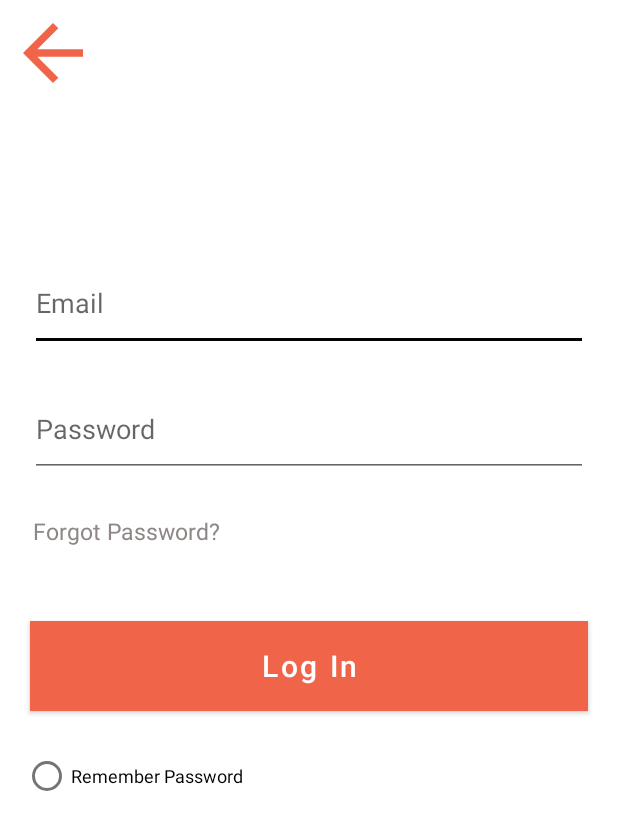
After one commit to QuantuMelon/BITS-G04, an Android app: the layout fragment_login.xml on its own in the app's theme, with its tools: preview values and no code run, on a phone screen of 412 x 824 dp. The commit adds this screen. Shown: the top 830 px of the screen. Run offline under Robolectric (Android 15) with nearby library versions, the phone set to English and light mode, and no system bars; Roboto replaces fonts that are not available here.

Commit message:
Created skeleton for login page, still needs work

```diff
--- /dev/null
+++ b/app/src/main/res/drawable/back_icon.xml
@@ -0,0 +1,5 @@
+<vector android:autoMirrored="true" android:height="24dp"
+    android:tint="#F06449" android:viewportHeight="24"
+    android:viewportWidth="24" android:width="24dp" xmlns:android="http://schemas.android.com/apk/res/android">
+    <path android:fillColor="@android:color/white" android:pathData="M20,11H7.83l5.59,-5.59L12,4l-8,8 8,8 1.41,-1.41L7.83,13H20v-2z"/>
+</vector>
--- /dev/null
+++ b/app/src/main/res/drawable/cancel_icon.xml
@@ -0,0 +1,5 @@
+<vector android:alpha="0.75" android:height="24dp"
+    android:tint="#F06449" android:viewportHeight="24"
+    android:viewportWidth="24" android:width="24dp" xmlns:android="http://schemas.android.com/apk/res/android">
+    <path android:fillColor="@android:color/white" android:pathData="M12,2C6.47,2 2,6.47 2,12s4.47,10 10,10 10,-4.47 10,-10S17.53,2 12,2zM17,15.59L15.59,17 12,13.41 8.41,17 7,15.59 10.59,12 7,8.41 8.41,7 12,10.59 15.59,7 17,8.41 13.41,12 17,15.59z"/>
+</vector>
--- /dev/null
+++ b/app/src/main/res/drawable/email_icon.xml
@@ -0,0 +1,5 @@
+<vector android:height="24dp" android:tint="#F06449"
+    android:viewportHeight="24" android:viewportWidth="24"
+    android:width="24dp" xmlns:android="http://schemas.android.com/apk/res/android">
+    <path android:fillColor="@android:color/white" android:pathData="M22,6c0,-1.1 -0.9,-2 -2,-2L4,4c-1.1,0 -2,0.9 -2,2v12c0,1.1 0.9,2 2,2h16c1.1,0 2,-0.9 2,-2L22,6zM20,6l-8,5 -8,-5h16zM20,18L4,18L4,8l8,5 8,-5v10z"/>
+</vector>
--- /dev/null
+++ b/app/src/main/res/drawable/lock_icon.xml
@@ -0,0 +1,5 @@
+<vector android:height="24dp" android:tint="#F06449"
+    android:viewportHeight="24" android:viewportWidth="24"
+    android:width="24dp" xmlns:android="http://schemas.android.com/apk/res/android">
+    <path android:fillColor="@android:color/white" android:pathData="M18,8h-1L17,6c0,-2.76 -2.24,-5 -5,-5S7,3.24 7,6v2L6,8c-1.1,0 -2,0.9 -2,2v10c0,1.1 0.9,2 2,2h12c1.1,0 2,-0.9 2,-2L20,10c0,-1.1 -0.9,-2 -2,-2zM9,6c0,-1.66 1.34,-3 3,-3s3,1.34 3,3v2L9,8L9,6zM18,20L6,20L6,10h12v10zM12,17c1.1,0 2,-0.9 2,-2s-0.9,-2 -2,-2 -2,0.9 -2,2 0.9,2 2,2z"/>
+</vector>
--- /dev/null
+++ b/app/src/main/res/layout/fragment_login.xml
@@ -0,0 +1,92 @@
+<?xml version="1.0" encoding="utf-8"?>
+<RelativeLayout xmlns:android="http://schemas.android.com/apk/res/android"
+    xmlns:tools="http://schemas.android.com/tools"
+    android:layout_width="match_parent"
+    android:layout_height="match_parent"
+    tools:context="MainActivity">
+
+    <EditText
+
+        android:id="@+id/email"
+        android:layout_width="match_parent"
+        android:layout_height="wrap_content"
+
+        android:layout_marginLeft="20dp"
+        android:layout_marginTop="179dp"
+        android:layout_marginRight="20dp"
+        android:drawablePadding="10dp"
+        android:hint="@string/emailTile"
+        android:inputType="textEmailAddress"
+        android:paddingBottom="20dp"
+        android:importantForAutofill="no">
+
+
+    </EditText>
+
+    <EditText
+
+        android:id="@+id/password"
+        android:layout_width="match_parent"
+        android:layout_height="wrap_content"
+        android:layout_below="@+id/email"
+        android:layout_marginLeft="20dp"
+        android:layout_marginTop="29dp"
+        android:layout_marginRight="20dp"
+        android:drawablePadding="10dp"
+        android:hint="@string/passwordTile"
+        android:inputType="textPassword"
+        android:paddingBottom="20dp"
+        android:importantForAutofill="no"/>
+
+    <TextView
+
+        android:id="@+id/forgot_password"
+        android:layout_width="wrap_content"
+        android:layout_height="wrap_content"
+        android:layout_below="@+id/password"
+        android:layout_marginStart="22dp"
+        android:layout_marginTop="25dp"
+        android:text="@string/forgot_passwordTile"
+        android:textColor="#8F8686"
+        android:textSize="15sp" />
+
+    <ImageView
+        android:id="@+id/backbutton"
+        android:layout_width="60dp"
+        android:layout_height="60dp"
+        android:layout_marginStart="5dp"
+        android:layout_marginTop="5dp"
+        android:adjustViewBounds="true"
+        android:contentDescription="@string/back_button"
+        android:src="@drawable/back_icon" />
+
+    <Button
+
+        android:id="@+id/login_button"
+        android:layout_width="match_parent"
+        android:layout_height="60dp"
+        android:layout_below="@+id/forgot_password"
+        android:layout_marginLeft="20dp"
+        android:layout_marginTop="49dp"
+        android:layout_marginRight="20dp"
+        android:background="#F06449"
+        android:text="@string/log_inTile"
+        android:textAllCaps="false"
+        android:textColor="#FFFFFF"
+        android:textSize="20sp" />
+
+    <RadioButton
+
+        android:id="@+id/remember_password"
+        android:layout_width="wrap_content"
+        android:layout_height="wrap_content"
+        android:layout_below="@+id/login_button"
+        android:layout_marginStart="15dp"
+        android:layout_marginTop="19dp"
+        android:layout_marginEnd="19dp"
+        android:checked="false"
+        android:text="@string/remember_passwordTile"
+        android:textSize="12sp" />
+
+
+</RelativeLayout>
--- /dev/null
+++ b/app/src/main/res/values-night/strings.xml
@@ -0,0 +1,7 @@
+<?xml version="1.0" encoding="utf-8"?>
+<resources>
+    <string name="emailTile">Email</string>
+    <string name="passwordTile">Password</string>
+    <string name="forgot_passwordTile">Forgot Password</string>
+    <string name="log_inTile">Log In</string>
+</resources>
--- a/app/src/main/res/values/strings.xml
+++ b/app/src/main/res/values/strings.xml
@@ -35,4 +35,10 @@
     <string name="eventIcon">Event Icon</string>
     <string name="messageIcon">Message Icon</string>
     <string name="mapIcon">Map Icon</string>
+    <string name="emailTile">Email</string>
+    <string name="passwordTile">Password</string>
+    <string name="forgot_passwordTile">Forgot Password?</string>
+    <string name="log_inTile">Log In</string>
+    <string name="remember_passwordTile">Remember Password</string>
+    <string name="back_button">Back Button</string>
 </resources>
```
